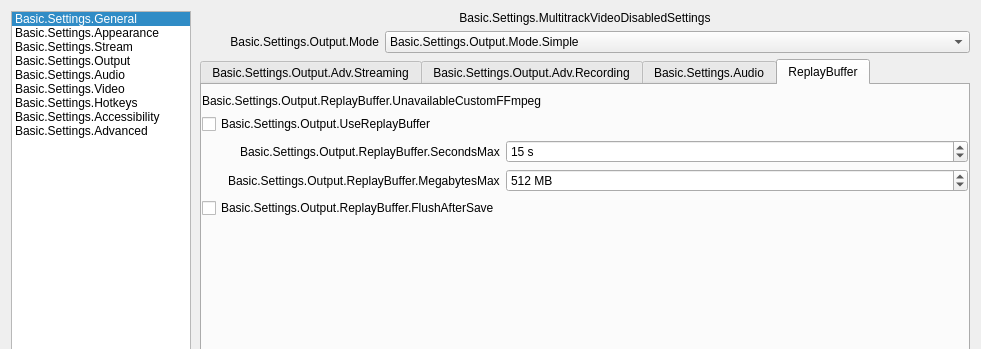
Old version of the form frontend/forms/OBSBasicSettings.ui in the repository anthonybaldwin/obs-studio; both pictures show x 0 to 981 and y 0 to 349 of the 981 by 730 pixel window.
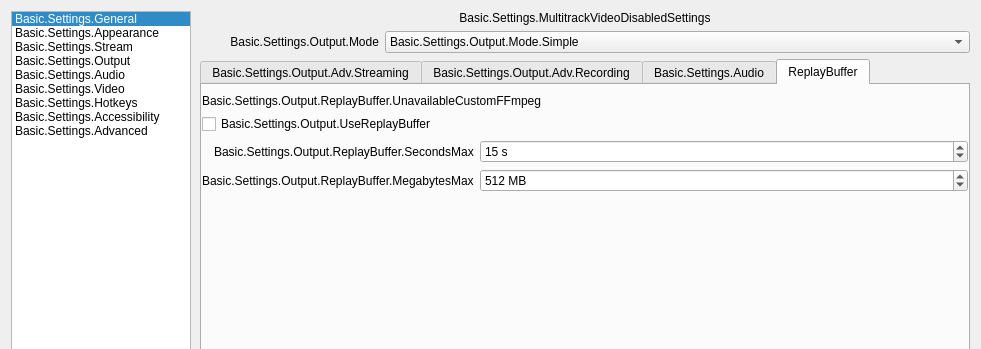
New version of the form. The open tabs and pages were chosen to show the change. Icons and pictures are not drawn. Custom widgets are drawn as their Qt base class.

```diff
--- a/frontend/forms/OBSBasicSettings.ui
+++ b/frontend/forms/OBSBasicSettings.ui
@@ -5745,14 +5745,7 @@
                             </property>
                            </widget>
                           </item>
-                          <item row="2" column="0">
-                           <widget class="QCheckBox" name="advRBFlush">
-                            <property name="text">
-                             <string>Basic.Settings.Output.ReplayBuffer.FlushAfterSave</string>
-                            </property>
-                           </widget>
-                          </item>
-                          <item row="3" column="1">
+                          <item row="2" column="1">
                            <widget class="QLabel" name="advRBEstimate">
                             <property name="text">
                              <string notr="true"/>
```
Left out of the diff: 9 changed lines with no effect on the pictures.
